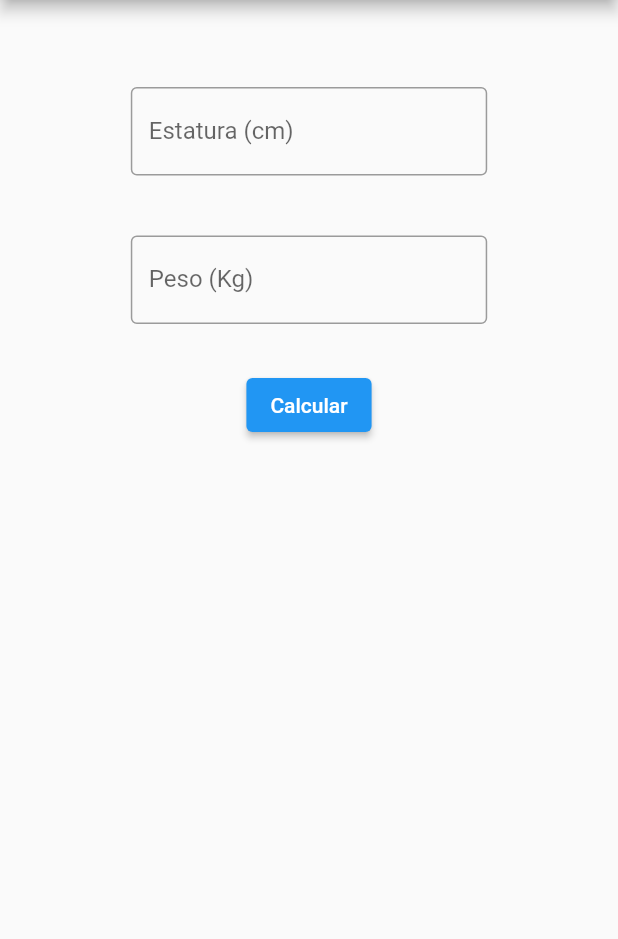
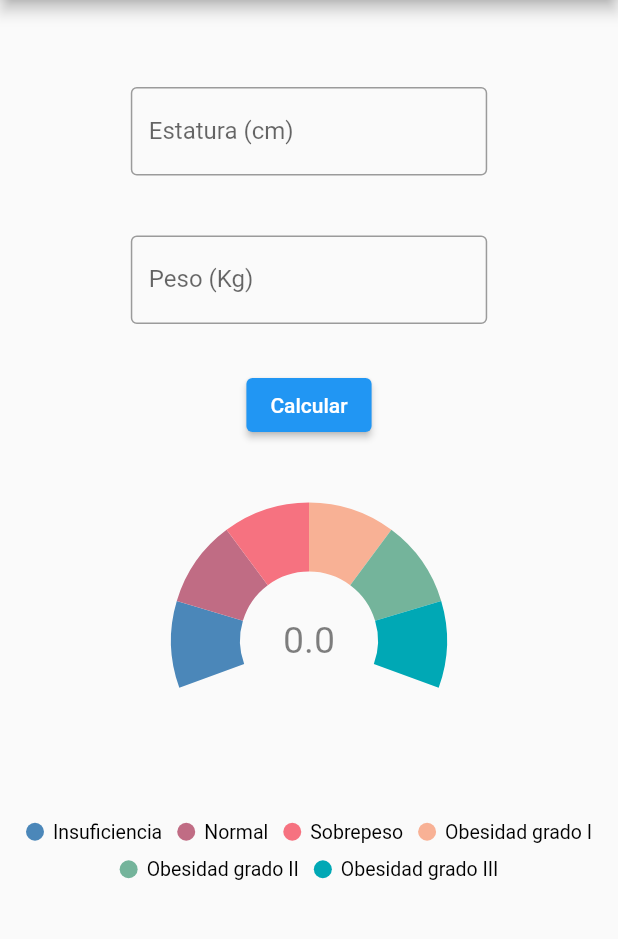
Before and after one commit to carlosvchrdevelop/flutter-bmi-calculator, a Flutter app: the screen it shows after launch, on a phone screen of 412 x 824 dp, the part 84-1023 px from its top. Run offline on Flutter 3.47's test engine with Material 2 defaults, Android fonts, the phone set to English and light mode, and no system bars; our stand-ins replace syncfusion_flutter_charts.

Commit message:
Agregado chart de resultado (solo vista)

```diff
--- /dev/null
+++ b/lib/imc_chart.dart
@@ -0,0 +1,62 @@
+import 'package:flutter/material.dart';
+import 'package:syncfusion_flutter_charts/charts.dart';
+
+class IMCChart extends StatelessWidget {
+  const IMCChart({Key? key}) : super(key: key);
+
+  @override
+  Widget build(BuildContext context) {
+    final List<ChartData> chartData = [
+      ChartData(
+          x: 'Insuficiencia',
+          y: 5,
+          color: const Color.fromRGBO(72, 220, 224, 1)),
+      ChartData(
+          x: 'Normal', y: 5, color: const Color.fromRGBO(191, 223, 89, 1)),
+      ChartData(
+          x: 'Sobrepeso', y: 5, color: const Color.fromRGBO(255, 216, 80, 1)),
+      ChartData(
+          x: 'Obesidad grado I',
+          y: 5,
+          color: const Color.fromRGBO(254, 151, 65, 1)),
+      ChartData(
+          x: 'Obesidad grado II',
+          y: 5,
+          color: const Color.fromRGBO(252, 124, 64, 1)),
+      ChartData(
+          x: 'Obesidad grado III',
+          y: 5,
+          color: const Color.fromRGBO(227, 66, 136, 76))
+    ];
+    return Center(
+        child: SfCircularChart(
+            legend: Legend(
+                isVisible: true,
+                position: LegendPosition.bottom,
+                overflowMode: LegendItemOverflowMode.wrap,
+                offset: const Offset(0, 0),
+                height: "40%"),
+            annotations: [
+          CircularChartAnnotation(
+              widget: const Text('0.0',
+                  style: TextStyle(
+                      color: Color.fromRGBO(0, 0, 0, 0.5), fontSize: 25)))
+        ],
+            series: <CircularSeries>[
+          DoughnutSeries<ChartData, String>(
+              dataSource: chartData,
+              xValueMapper: (ChartData data, _) => data.x,
+              yValueMapper: (ChartData data, _) => data.y,
+              startAngle: 250, // Starting angle of doughnut
+              endAngle: 110 // Ending angle of doughnut
+              )
+        ]));
+  }
+}
+
+class ChartData {
+  ChartData({required this.x, required this.y, required this.color});
+  final String x;
+  final double y;
+  final Color color;
+}
--- a/lib/main.dart
+++ b/lib/main.dart
@@ -1,4 +1,5 @@
 import 'package:flutter/material.dart';
+import 'package:flutter_bmi_calculator/imc_chart.dart';
 import 'package:flutter_bmi_calculator/imc_form.dart';
 
 void main() {
@@ -18,7 +19,8 @@ class MyApp extends StatelessWidget {
             title: const Text('Calculadora IMC'),
           ),
           body: Column(
-            children: const [IMCForm()],
+            mainAxisAlignment: MainAxisAlignment.start,
+            children: const [IMCForm(), IMCChart()],
           ),
         ));
   }
--- a/pubspec.yaml
+++ b/pubspec.yaml
@@ -29,6 +29,7 @@ environment:
 dependencies:
   flutter:
     sdk: flutter
+  syncfusion_flutter_charts: ^19.1.54
 
 
   # The following adds the Cupertino Icons font to your application.
```
Also changed, not shown: pubspec.lock.
